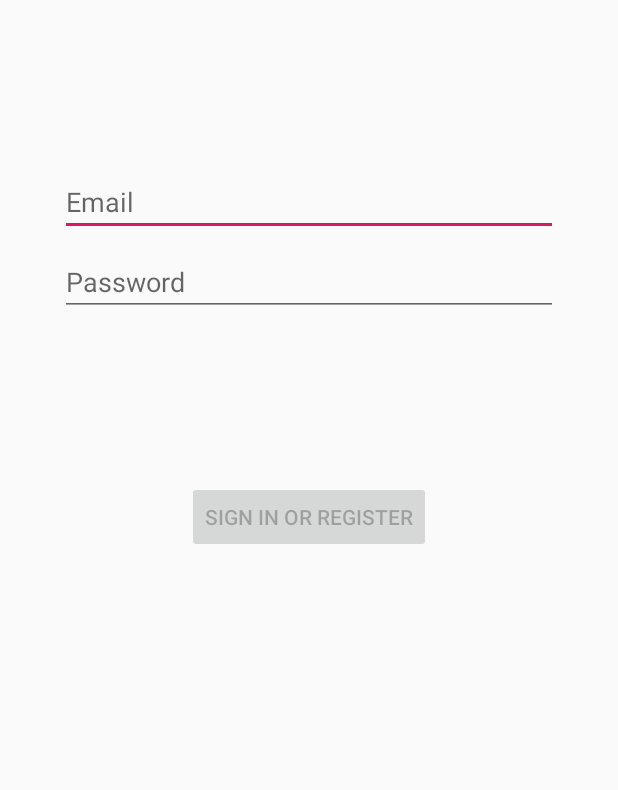
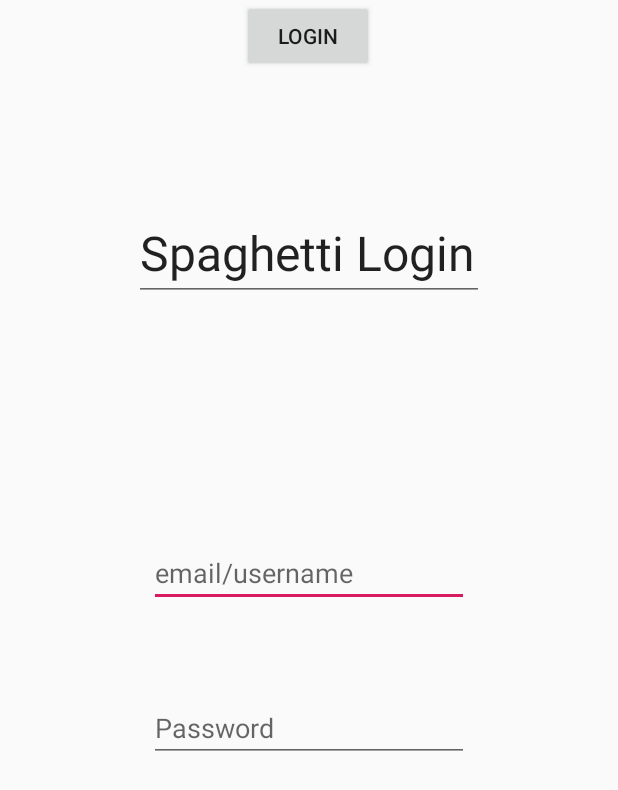
Before and after one commit to Ali-Sab/SpaghettiProject, an Android app: the layout activity_login.xml on its own in the app's theme, with its tools: preview values and no code run, on a phone screen of 412 x 824 dp. Shown: the top 790 px of the screen. Run offline under Robolectric (Android 15) with nearby library versions, the phone set to English and light mode, and no system bars.

Commit message:
basic layout of profil and login activities

```diff
--- a/app/src/main/AndroidManifest.xml
+++ b/app/src/main/AndroidManifest.xml
@@ -9,9 +9,11 @@
         android:roundIcon="@mipmap/ic_launcher_round"
         android:supportsRtl="true"
         android:theme="@style/AppTheme.NoActionBar">
+        <activity android:name=".ProfileActivity"></activity>
+        <activity android:name=".LoginActivity" />
         <activity
             android:name=".ui.login.LoginActivity"
-            android:label="@string/title_activity_login"></activity>
+            android:label="@string/title_activity_login" />
         <activity
             android:name=".GroupsActivity"
             android:label="@string/title_activity_groups"
--- a/app/src/main/res/layout/activity_login.xml
+++ b/app/src/main/res/layout/activity_login.xml
@@ -2,77 +2,68 @@
 <android.support.constraint.ConstraintLayout xmlns:android="http://schemas.android.com/apk/res/android"
     xmlns:app="http://schemas.android.com/apk/res-auto"
     xmlns:tools="http://schemas.android.com/tools"
-    android:id="@+id/container"
     android:layout_width="match_parent"
     android:layout_height="match_parent"
-    android:paddingLeft="@dimen/activity_horizontal_margin"
-    android:paddingTop="@dimen/activity_vertical_margin"
-    android:paddingRight="@dimen/activity_horizontal_margin"
-    android:paddingBottom="@dimen/activity_vertical_margin"
-    tools:context=".ui.login.LoginActivity">
+    tools:context=".LoginActivity">
 
     <EditText
-        android:id="@+id/username"
-        android:layout_width="0dp"
-        android:layout_height="wrap_content"
-        android:layout_marginStart="24dp"
-        android:layout_marginTop="96dp"
-        android:layout_marginEnd="24dp"
-
-        android:hint="@string/prompt_email"
-        android:inputType="textEmailAddress"
-        android:selectAllOnFocus="true"
-        app:layout_constraintEnd_toEndOf="parent"
-        app:layout_constraintStart_toStartOf="parent"
-        app:layout_constraintTop_toTopOf="parent" />
-
-    <EditText
-        android:id="@+id/password"
-        android:layout_width="0dp"
-        android:layout_height="wrap_content"
-        android:layout_marginStart="24dp"
-        android:layout_marginTop="8dp"
-        android:layout_marginEnd="24dp"
-
-        android:hint="@string/prompt_password"
-        android:imeActionLabel="@string/action_sign_in_short"
-        android:imeOptions="actionDone"
-        android:inputType="textPassword"
-        android:selectAllOnFocus="true"
-        app:layout_constraintEnd_toEndOf="parent"
-        app:layout_constraintStart_toStartOf="parent"
-        app:layout_constraintTop_toBottomOf="@+id/username" />
-
-    <Button
-        android:id="@+id/login"
+        android:id="@+id/editTextUser"
         android:layout_width="wrap_content"
         android:layout_height="wrap_content"
-        android:layout_gravity="start"
-        android:layout_marginStart="48dp"
-        android:layout_marginTop="16dp"
-        android:layout_marginEnd="48dp"
-        android:layout_marginBottom="64dp"
-        android:enabled="false"
-        android:text="@string/action_sign_in"
+        android:layout_marginStart="8dp"
+        android:layout_marginEnd="8dp"
+        android:layout_marginBottom="8dp"
+        android:ems="10"
+        android:hint="email/username"
+        android:inputType="textPersonName"
         app:layout_constraintBottom_toBottomOf="parent"
         app:layout_constraintEnd_toEndOf="parent"
         app:layout_constraintStart_toStartOf="parent"
-        app:layout_constraintTop_toBottomOf="@+id/password"
-        app:layout_constraintVertical_bias="0.2" />
+        app:layout_constraintTop_toTopOf="parent"
+        app:layout_constraintVertical_bias="0.466" />
 
-    <ProgressBar
-        android:id="@+id/loading"
+    <EditText
+        android:id="@+id/editTextPassword"
         android:layout_width="wrap_content"
         android:layout_height="wrap_content"
-        android:layout_gravity="center"
-        android:layout_marginStart="32dp"
-        android:layout_marginTop="64dp"
-        android:layout_marginEnd="32dp"
-        android:layout_marginBottom="64dp"
-        android:visibility="gone"
+        android:layout_marginStart="8dp"
+        android:layout_marginTop="8dp"
+        android:layout_marginEnd="8dp"
+        android:layout_marginBottom="8dp"
+        android:ems="10"
+        android:hint="Password"
+        android:inputType="textPassword"
         app:layout_constraintBottom_toBottomOf="parent"
-        app:layout_constraintEnd_toEndOf="@+id/password"
-        app:layout_constraintStart_toStartOf="@+id/password"
+        app:layout_constraintEnd_toEndOf="parent"
+        app:layout_constraintStart_toStartOf="parent"
+        app:layout_constraintTop_toBottomOf="@+id/editTextUser"
+        app:layout_constraintVertical_bias="0.139" />
+
+    <Button
+        android:id="@+id/btnLogin"
+        android:layout_width="wrap_content"
+        android:layout_height="wrap_content"
+        android:text="Login"
+        app:layout_constraintEnd_toEndOf="parent"
+        app:layout_constraintHorizontal_bias="0.498"
+        app:layout_constraintStart_toStartOf="parent"
+        tools:layout_editor_absoluteY="556dp" />
+
+    <EditText
+        android:id="@+id/editTextLogin"
+        android:layout_width="233dp"
+        android:layout_height="54dp"
+        android:layout_marginStart="8dp"
+        android:layout_marginTop="8dp"
+        android:layout_marginEnd="8dp"
+        android:layout_marginBottom="8dp"
+        android:ems="10"
+        android:inputType="textPersonName"
+        android:text="Spaghetti Login"
+        android:textSize="32sp"
+        app:layout_constraintBottom_toTopOf="@+id/editTextUser"
+        app:layout_constraintEnd_toEndOf="parent"
+        app:layout_constraintStart_toStartOf="parent"
         app:layout_constraintTop_toTopOf="parent"
-        app:layout_constraintVertical_bias="0.3" />
+        app:layout_constraintVertical_bias="0.479" />
 </android.support.constraint.ConstraintLayout>
--- a/app/src/main/res/values/strings.xml
+++ b/app/src/main/res/values/strings.xml
@@ -10,5 +10,6 @@
     <string name="invalid_username">Not a valid username</string>
     <string name="invalid_password">Password must be >5 characters</string>
     <string name="login_failed">"Login failed"</string>
+    <string name="description">"In order to use this app, you must create an account so you can share your lists with your friends, family and more! Enter your information below to sign up!</string>
     <!--<string name="title_activity_groups">GroupsActivity</string>-->
 </resources>
```
Also changed, not shown: app/src/main/java/com/example/android/spaghettiproject/LoginActivity.java (added, +13 -0 lines), app/src/main/java/com/example/android/spaghettiproject/ProfileActivity.java (added, +37 -0 lines), app/src/main/java/com/example/android/spaghettiproject/data/LoginDataSource.java (deleted, +0 -29 lines), app/src/main/java/com/example/android/spaghettiproject/data/LoginRepository.java (deleted, +0 -54 lines), app/src/main/java/com/example/android/spaghettiproject/data/Result.java (deleted, +0 -48 lines), app/src/main/java/com/example/android/spaghettiproject/data/model/LoggedInUser.java (deleted, +0 -23 lines), app/src/main/java/com/example/android/spaghettiproject/ui/login/LoggedInUserView.java (deleted, +0 -17 lines), app/src/main/java/com/example/android/spaghettiproject/ui/login/LoginActivity.java (deleted, +0 -127 lines), app/src/main/java/com/example/android/spaghettiproject/ui/login/LoginFormState.java (deleted, +0 -40 lines), app/src/main/java/com/example/android/spaghettiproject/ui/login/LoginResult.java (deleted, +0 -31 lines), app/src/main/java/com/example/android/spaghettiproject/ui/login/LoginViewModel.java (deleted, +0 -69 lines), app/src/main/java/com/example/android/spaghettiproject/ui/login/LoginViewModelFactory.java (deleted, +0 -26 lines), app/src/main/res/layout/activity_profile.xml (added, +92 -0 lines).
